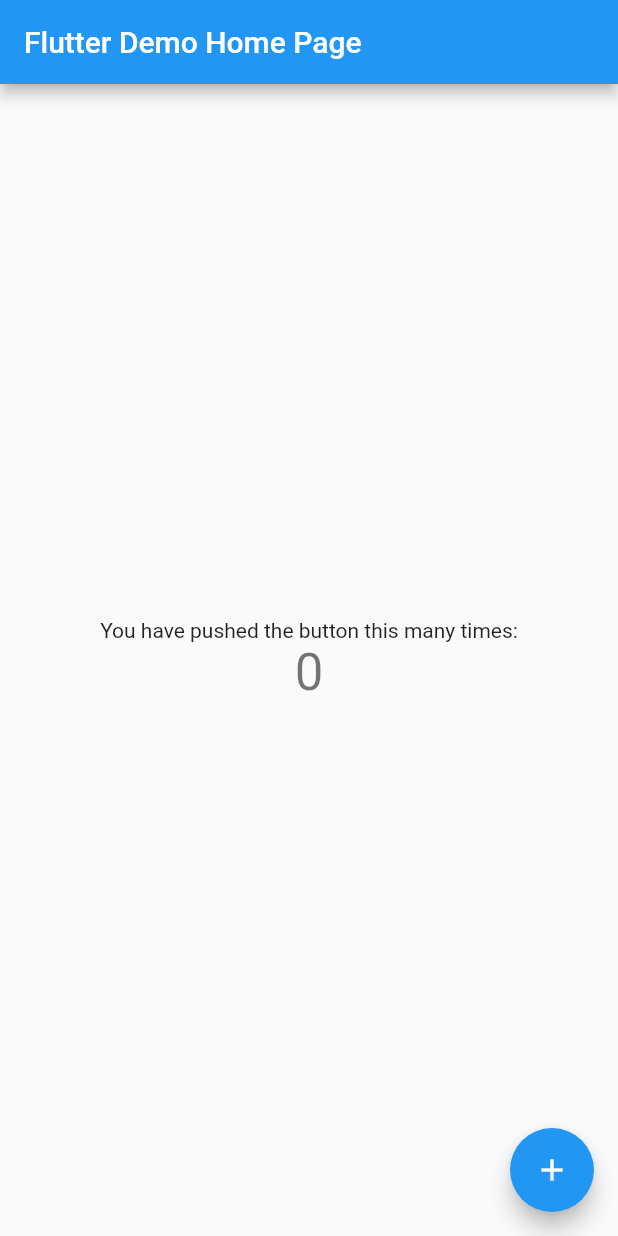
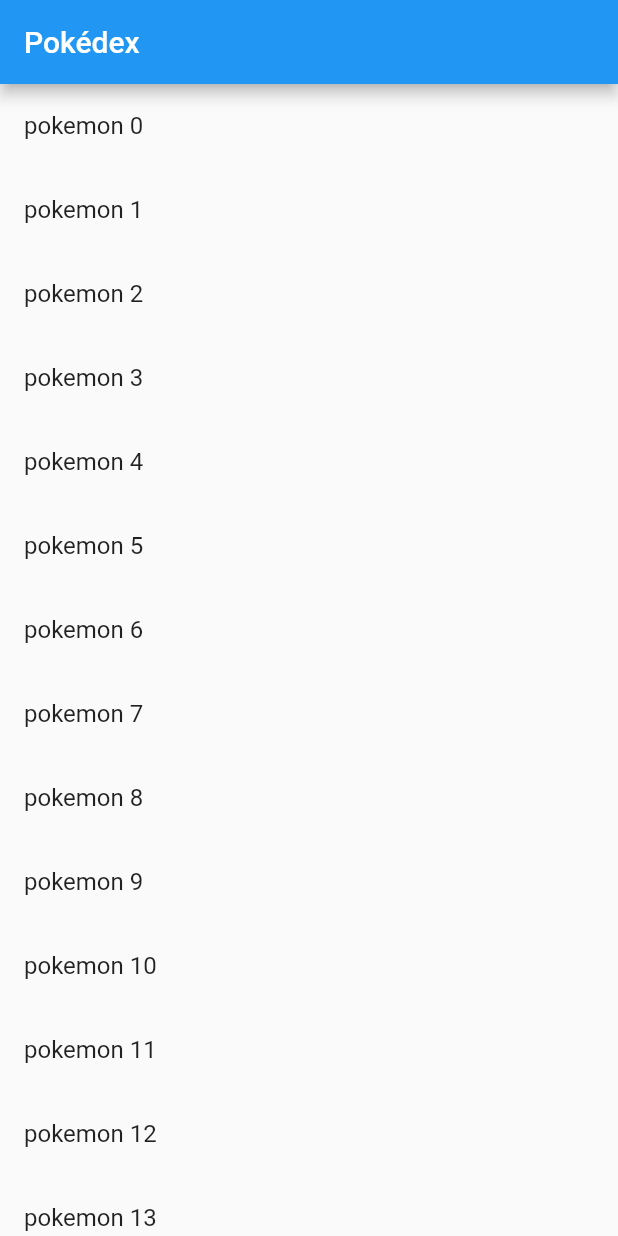
Before and after one commit to Rodrigo-Tei/pokedex, a Flutter app: the screen it shows after launch, on a phone screen of 412 x 824 dp. Run offline on Flutter 3.47's test engine with Material 2 defaults, Android fonts, the phone set to English and light mode, and no system bars.

Commit message:
Create list

```diff
--- a/lib/main.dart
+++ b/lib/main.dart
@@ -1,4 +1,5 @@
 import 'package:flutter/material.dart';
+import 'package:pokedex/ui/pokemon_list.dart';
 
 void main() {
   runApp(const MyApp());
@@ -7,109 +8,14 @@
 class MyApp extends StatelessWidget {
   const MyApp({super.key});
 
-  // This widget is the root of your application.
   @override
   Widget build(BuildContext context) {
     return MaterialApp(
       title: 'Flutter Demo',
       theme: ThemeData(
-        // This is the theme of your application.
-        //
-        // Try running your application with "flutter run". You'll see the
-        // application has a blue toolbar. Then, without quitting the app, try
-        // changing the primarySwatch below to Colors.green and then invoke
-        // "hot reload" (press "r" in the console where you ran "flutter run",
-        // or simply save your changes to "hot reload" in a Flutter IDE).
-        // Notice that the counter didn't reset back to zero; the application
-        // is not restarted.
         primarySwatch: Colors.blue,
       ),
-      home: const MyHomePage(title: 'Flutter Demo Home Page'),
+      home: const PokemonList(title: 'Pokédex'),
     );
   }
 }
-
-class MyHomePage extends StatefulWidget {
-  const MyHomePage({super.key, required this.title});
-
-  // This widget is the home page of your application. It is stateful, meaning
-  // that it has a State object (defined below) that contains fields that affect
-  // how it looks.
-
-  // This class is the configuration for the state. It holds the values (in this
-  // case the title) provided by the parent (in this case the App widget) and
-  // used by the build method of the State. Fields in a Widget subclass are
-  // always marked "final".
-
-  final String title;
-
-  @override
-  State<MyHomePage> createState() => _MyHomePageState();
-}
-
-class _MyHomePageState extends State<MyHomePage> {
-  int _counter = 0;
-
-  void _incrementCounter() {
-    setState(() {
-      // This call to setState tells the Flutter framework that something has
-      // changed in this State, which causes it to rerun the build method below
-      // so that the display can reflect the updated values. If we changed
-      // _counter without calling setState(), then the build method would not be
-      // called again, and so nothing would appear to happen.
-      _counter++;
-    });
-  }
-
-  @override
-  Widget build(BuildContext context) {
-    // This method is rerun every time setState is called, for instance as done
-    // by the _incrementCounter method above.
-    //
-    // The Flutter framework has been optimized to make rerunning build methods
-    // fast, so that you can just rebuild anything that needs updating rather
-    // than having to individually change instances of widgets.
-    return Scaffold(
-      appBar: AppBar(
-        // Here we take the value from the MyHomePage object that was created by
-        // the App.build method, and use it to set our appbar title.
-        title: Text(widget.title),
-      ),
-      body: Center(
-        // Center is a layout widget. It takes a single child and positions it
-        // in the middle of the parent.
-        child: Column(
-          // Column is also a layout widget. It takes a list of children and
-          // arranges them vertically. By default, it sizes itself to fit its
-          // children horizontally, and tries to be as tall as its parent.
-          //
-          // Invoke "debug painting" (press "p" in the console, choose the
-          // "Toggle Debug Paint" action from the Flutter Inspector in Android
-          // Studio, or the "Toggle Debug Paint" command in Visual Studio Code)
-          // to see the wireframe for each widget.
-          //
-          // Column has various properties to control how it sizes itself and
-          // how it positions its children. Here we use mainAxisAlignment to
-          // center the children vertically; the main axis here is the vertical
-          // axis because Columns are vertical (the cross axis would be
-          // horizontal).
-          mainAxisAlignment: MainAxisAlignment.center,
-          children: <Widget>[
-            const Text(
-              'You have pushed the button this many times:',
-            ),
-            Text(
-              '$_counter',
-              style: Theme.of(context).textTheme.headlineMedium,
-            ),
-          ],
-        ),
-      ),
-      floatingActionButton: FloatingActionButton(
-        onPressed: _incrementCounter,
-        tooltip: 'Increment',
-        child: const Icon(Icons.add),
-      ), // This trailing comma makes auto-formatting nicer for build methods.
-    );
-  }
-}
--- /dev/null
+++ b/lib/ui/pokemon_list.dart
@@ -0,0 +1,40 @@
+import 'package:flutter/material.dart';
+
+class PokemonList extends StatefulWidget {
+  const PokemonList({super.key, required this.title});
+
+  final String title;
+
+  @override
+  State<PokemonList> createState() => _PokemonListState();
+}
+
+class _PokemonListState extends State<PokemonList> {
+  @override
+  Widget build(BuildContext context) {
+    return Scaffold(
+      appBar: AppBar(
+        title: Text(widget.title),
+      ),
+      body: Center(
+        child: Column(
+          mainAxisAlignment: MainAxisAlignment.center,
+          children: [
+            Expanded(
+              child: ListView.builder(
+                itemCount: 15,
+                itemBuilder: (BuildContext context, int index) {
+                  return ListTile(
+                    title: Text('pokemon $index'),
+                  );
+                },
+                scrollDirection: Axis.vertical,
+                shrinkWrap: true,
+              ),
+            ),
+          ],
+        ),
+      ),
+    );
+  }
+}
```
